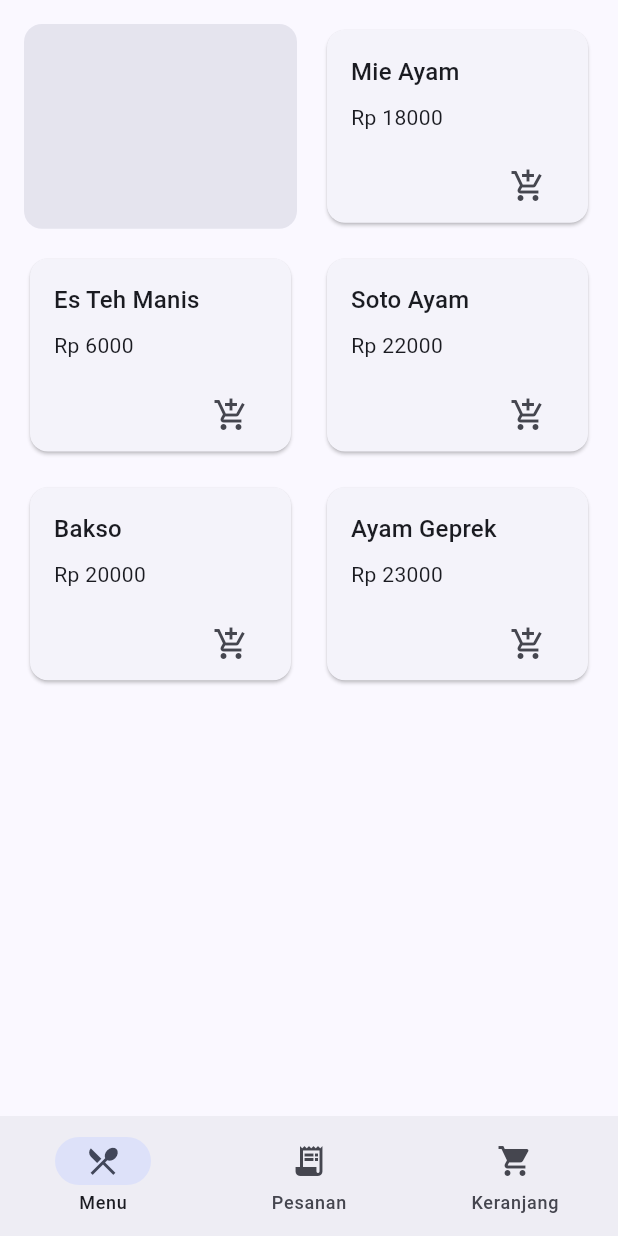
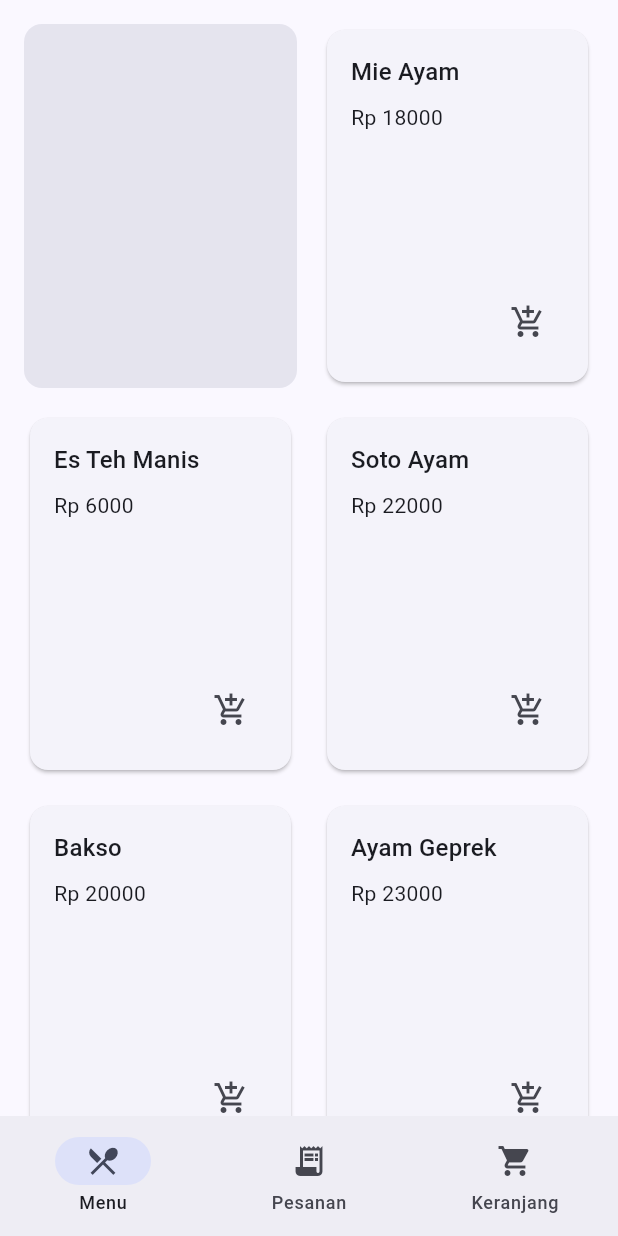
Before and after one commit to sitanovitaa/canteen_go, a Flutter app: the screen it shows after launch, on a phone screen of 412 x 824 dp. Run offline on Flutter 3.47's test engine with Material 3 defaults, Android fonts, the phone set to English and light mode, and no system bars; our stand-ins replace flutter_riverpod, freezed_annotation, go_router.

Commit message:
fix: Resolve RenderFlex overflow in MenuCard by adjusting aspect ratio

```diff
--- a/lib/src/features/menu/presentation/widgets/menu_card.dart
+++ b/lib/src/features/menu/presentation/widgets/menu_card.dart
@@ -23,12 +23,18 @@ class MenuCard extends StatelessWidget {
       child: Padding(
         padding: const EdgeInsets.all(Tokens.l),
         child: Column(
+          mainAxisSize: MainAxisSize.min,
           crossAxisAlignment: CrossAxisAlignment.start,
           children: [
-            Text(title, style: Theme.of(context).textTheme.titleMedium),
+            Text(
+              title,
+              style: Theme.of(context).textTheme.titleMedium,
+              maxLines: 2,
+              overflow: TextOverflow.ellipsis,
+            ),
             const SizedBox(height: Tokens.s),
             Text('Rp $price'),
-            const SizedBox(height: Tokens.m),
+            const Spacer(),
             Align(
               alignment: Alignment.bottomRight,
               child: IconButton(
--- a/lib/src/features/menu/presentation/widgets/menu_grid.dart
+++ b/lib/src/features/menu/presentation/widgets/menu_grid.dart
@@ -1,5 +1,6 @@
 import 'package:canteen_go/src/app/layout/breakpoints.dart';
 import 'package:canteen_go/src/app/theme/tokens.dart';
+import 'package:canteen_go/src/common/widgets/error_state.dart';
 import 'package:canteen_go/src/common/widgets/skeleton.dart';
 import 'package:canteen_go/src/features/menu/presentation/controllers/menu_controller.dart';
 import 'package:canteen_go/src/features/menu/presentation/widgets/menu_card.dart';
@@ -48,7 +49,7 @@ class MenuGrid extends ConsumerWidget {
                   crossAxisCount: cols,
                   crossAxisSpacing: Tokens.l,
                   mainAxisSpacing: Tokens.l,
-                  childAspectRatio: 4 / 3,
+                  childAspectRatio: 3 / 4,
                 ),
               ),
             ),
@@ -56,7 +57,8 @@ class MenuGrid extends ConsumerWidget {
         );
       },
       loading: () => const Center(child: CircularProgressIndicator()),
-      error: (e, st) => Center(child: Text(e.toString())),
+      error: (e, _) =>
+          const Center(child: ErrorState(title: 'Gagal memuat menu')),
     );
   }
 }
```
